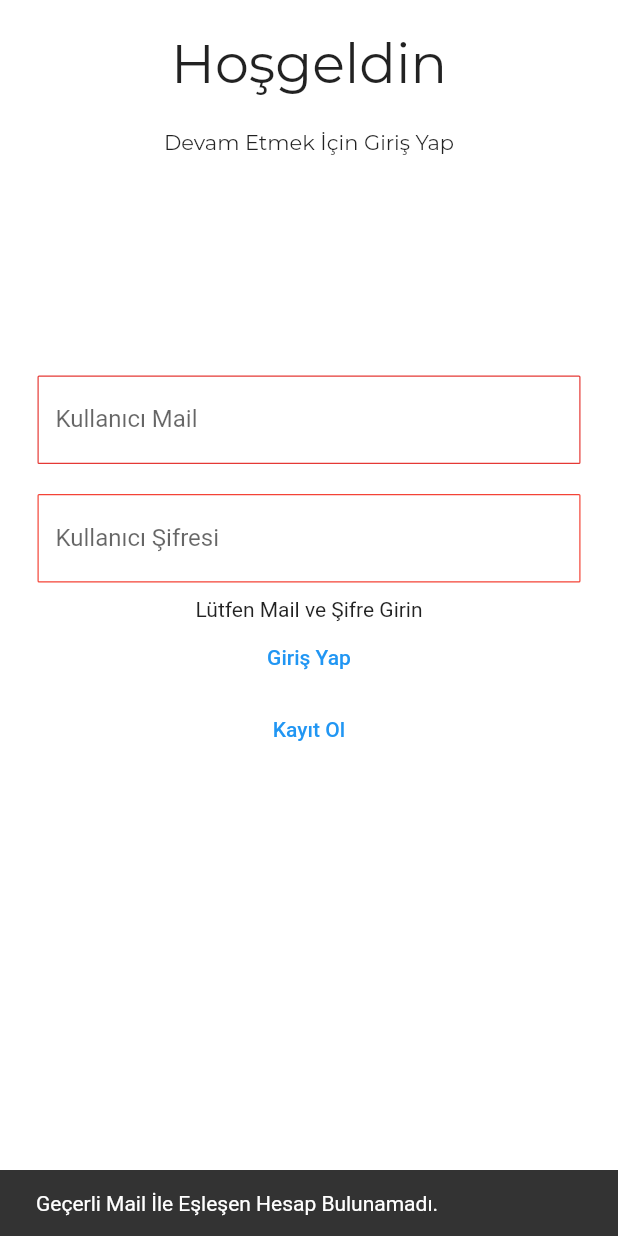
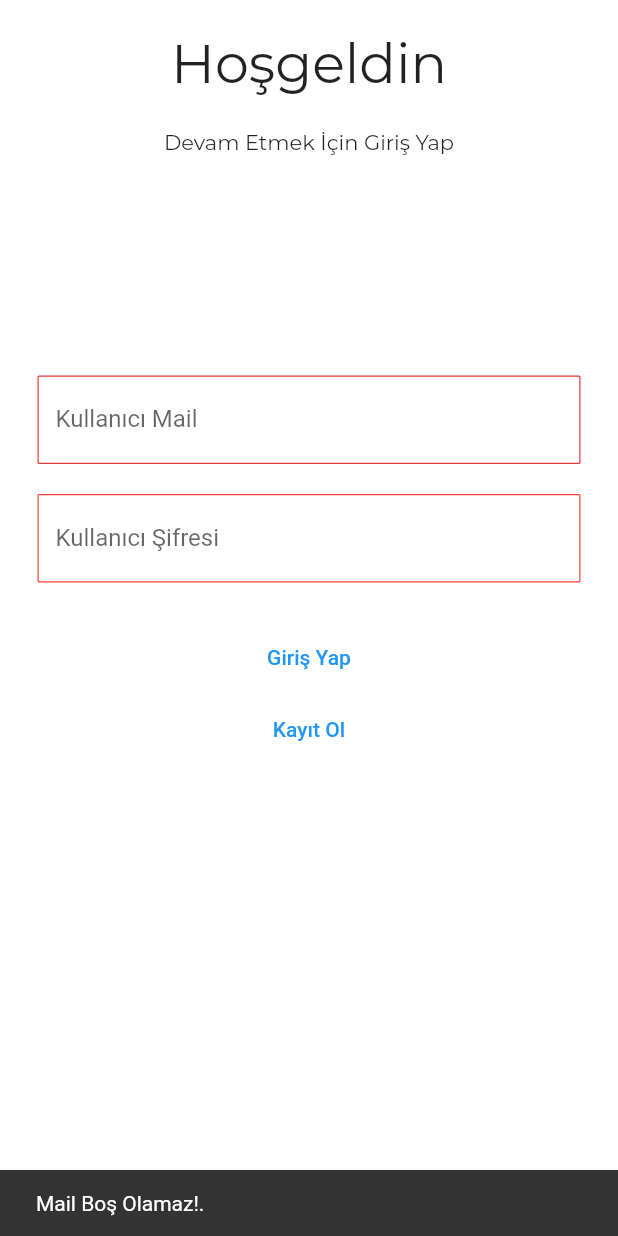
Before and after one commit to behemehal/GEE, a Flutter app: the LoginPage screen opened directly, after a tap on "Giriş Yap", on a phone screen of 412 x 824 dp. Run offline on Flutter 3.47's test engine with Material 2 defaults, Android fonts, the phone set to English and light mode, and no system bars; our stand-ins replace shared_preferences; accounts and stored records are empty.

Commit message:
Email cant be empty

```diff
--- a/lib/pages/login.dart
+++ b/lib/pages/login.dart
@@ -9,7 +9,7 @@ class LoginPage extends StatefulWidget {
 }
 
 class LoginPageState extends State<LoginPage> {
-  String statusText = "Lütfen Mail ve Şifre Girin";
+  String statusText = " ";
 
   TextEditingController kullaniciMailKontrolcusu = TextEditingController();
   TextEditingController kullaniciSifreKontrolcusu = TextEditingController();
@@ -89,24 +89,17 @@ class LoginPageState extends State<LoginPage> {
                 TextButton(
                   //Giriş Butonu
                   onPressed: () async {
-                    var appPrefences = await SharedPreferences.getInstance();
-                    if (appPrefences
-                        .containsKey(kullaniciMailKontrolcusu.text)) {
-                      if (kullaniciSifreKontrolcusu.text ==
-                          appPrefences
-                              .getString(kullaniciMailKontrolcusu.text)) {
-                        ScaffoldMessenger.of(context).showSnackBar(SnackBar(
-                          content: Text("Giriş Başarılı."),
-                        ));
-                      } else {
-                        ScaffoldMessenger.of(context).showSnackBar(SnackBar(
-                          content: Text("Giriş Başarısız."),
-                        ));
-                      }
+                    if (kullaniciMailKontrolcusu.text.trim() == "") {
+                      ScaffoldMessenger.of(context).showSnackBar(SnackBar(
+                        content: Text("Mail Boş Olamaz!."),
+                      ));
+                    } else if (kullaniciSifreKontrolcusu.text.trim() == "") {
+                      ScaffoldMessenger.of(context).showSnackBar(SnackBar(
+                        content: Text("Sifre Boş Olamaz!."),
+                      ));
                     } else {
                       ScaffoldMessenger.of(context).showSnackBar(SnackBar(
-                        content:
-                            Text("Geçerli Mail İle Eşleşen Hesap Bulunamadı."),
+                        content: Text("Giriş Başarılı."),
                       ));
                     }
                   },
```
